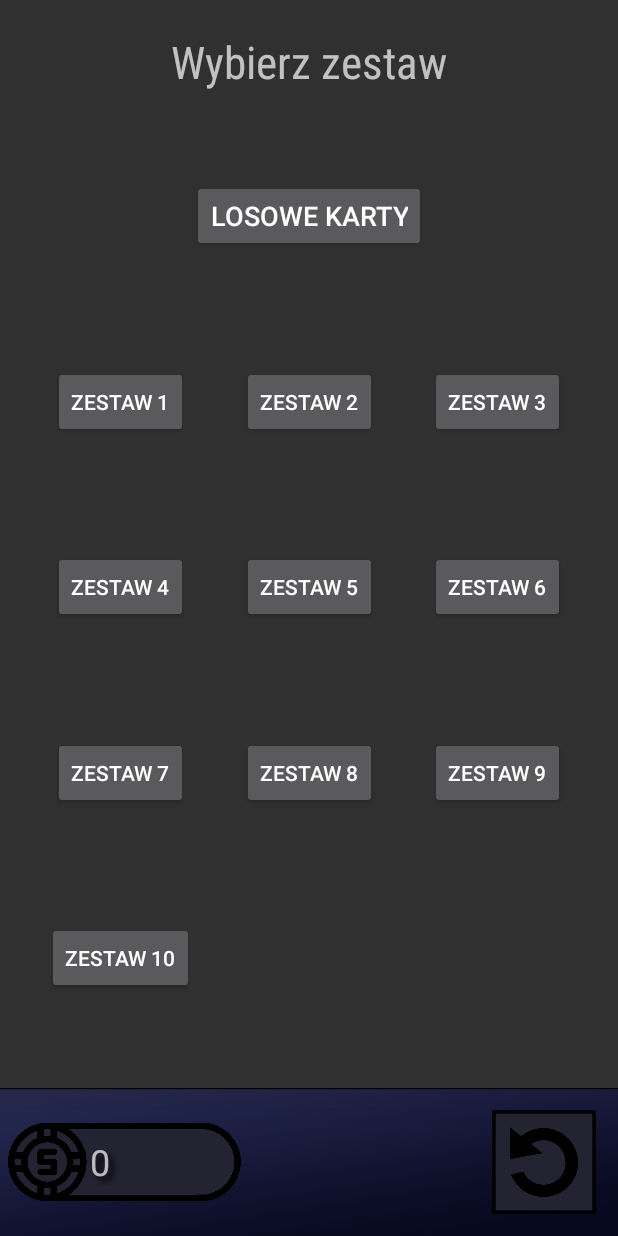
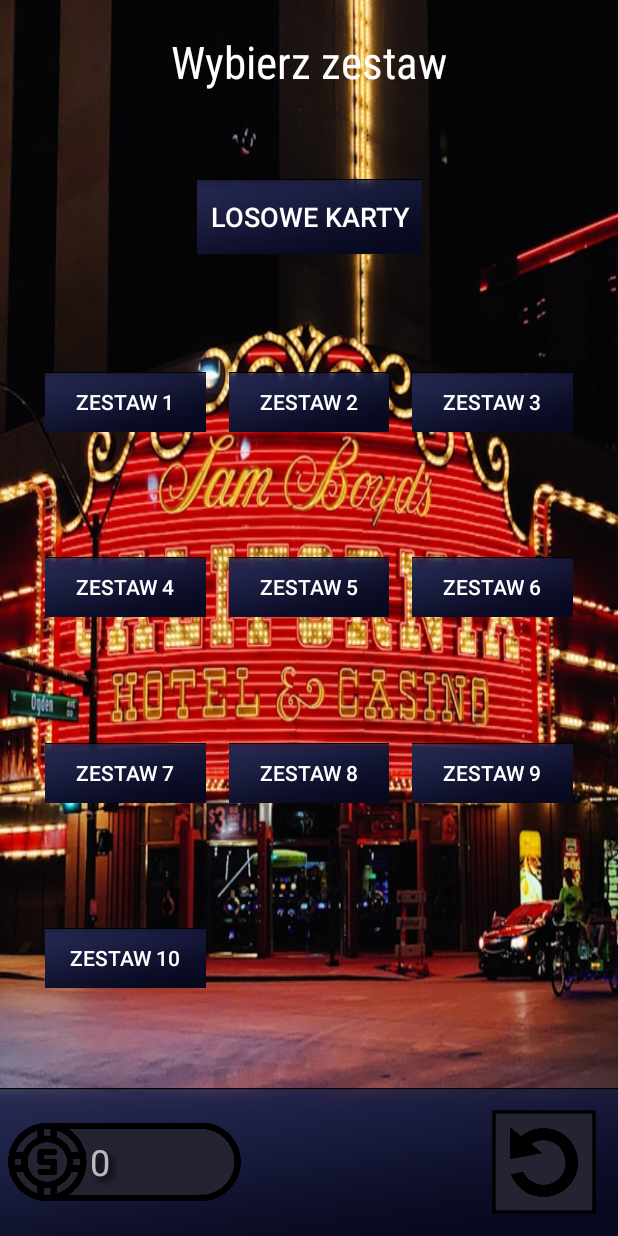
Before and after one commit to Posiuu/pisane, an Android app: the ChooseHighscoresActivity screen opened directly, with no data from a screen before it, on a phone screen of 412 x 824 dp. Run offline under Robolectric (Android 15) with nearby library versions, the light colour scheme and no system bars; libraries missing offline, so code that uses them is left out: com.vishnusivadas.advanced_httpurlconnection; 1 statement that could not run was skipped.

Commit message:
choose highscores UI changes

```diff
--- a/app/src/main/res/layout/activity_choose_highscores.xml
+++ b/app/src/main/res/layout/activity_choose_highscores.xml
@@ -70,6 +70,19 @@
         android:orientation="vertical"
         app:layout_constraintGuide_percent="0.39" />
 
+    <ImageView
+        android:id="@+id/chooseHighscoresBg"
+        android:layout_width="0dp"
+        android:layout_height="0dp"
+        android:scaleType="fitXY"
+        app:layout_constraintBottom_toBottomOf="parent"
+        app:layout_constraintEnd_toEndOf="parent"
+        app:layout_constraintHorizontal_bias="0.0"
+        app:layout_constraintStart_toStartOf="parent"
+        app:layout_constraintTop_toTopOf="parent"
+        app:layout_constraintVertical_bias="0.0"
+        app:srcCompat="@drawable/choose_highscores_bg" />
+
     <TextView
         android:id="@+id/chTitle"
         android:layout_width="wrap_content"
@@ -77,16 +90,32 @@
         android:fontFamily="sans-serif-condensed"
         android:text="Wybierz zestaw"
         android:textSize="30sp"
+        android:textColor="@color/white"
         app:layout_constraintBottom_toTopOf="@+id/chTop10Guideline"
         app:layout_constraintEnd_toEndOf="parent"
         app:layout_constraintStart_toStartOf="parent"
         app:layout_constraintTop_toTopOf="parent" />
 
     <Button
+        android:id="@+id/chRandomSetButton"
+        android:layout_width="150dp"
+        android:layout_height="50dp"
+        android:text="LOSOWE KARTY"
+        android:textSize="18sp"
+        android:background="@drawable/bottom_panel_background"
+        app:layout_constraintBottom_toTopOf="@+id/chTop25Guideline"
+        app:layout_constraintEnd_toEndOf="parent"
+        app:layout_constraintStart_toStartOf="parent"
+        app:layout_constraintTop_toTopOf="@+id/chTop10Guideline" />
+
+    <Button
         android:id="@+id/chSet1Button"
-        android:layout_width="wrap_content"
-        android:layout_height="wrap_content"
+        android:layout_width="0dp"
+        android:layout_height="40dp"
+        android:layout_marginStart="30dp"
+        android:layout_marginEnd="15dp"
         android:text="Zestaw 1"
+        android:background="@drawable/bottom_panel_background"
         app:layout_constraintBottom_toTopOf="@+id/chTop40Guideline"
         app:layout_constraintEnd_toStartOf="@+id/chSet2Button"
         app:layout_constraintStart_toStartOf="parent"
@@ -94,9 +123,11 @@
 
     <Button
         android:id="@+id/chSet2Button"
-        android:layout_width="wrap_content"
-        android:layout_height="wrap_content"
+        android:layout_width="0dp"
+        android:layout_height="40dp"
+        android:layout_marginVertical="15dp"
         android:text="Zestaw 2"
+        android:background="@drawable/bottom_panel_background"
         app:layout_constraintBottom_toTopOf="@+id/chTop40Guideline"
         app:layout_constraintEnd_toStartOf="@+id/chSet3Button"
         app:layout_constraintStart_toEndOf="@+id/chSet1Button"
@@ -104,9 +135,12 @@
 
     <Button
         android:id="@+id/chSet3Button"
-        android:layout_width="wrap_content"
-        android:layout_height="wrap_content"
+        android:layout_width="0dp"
+        android:layout_height="40dp"
+        android:layout_marginStart="15dp"
+        android:layout_marginEnd="30dp"
         android:text="Zestaw 3"
+        android:background="@drawable/bottom_panel_background"
         app:layout_constraintBottom_toTopOf="@+id/chTop40Guideline"
         app:layout_constraintEnd_toEndOf="parent"
         app:layout_constraintStart_toEndOf="@+id/chSet2Button"
@@ -114,84 +148,90 @@
 
     <Button
         android:id="@+id/chSet4Button"
-        android:layout_width="wrap_content"
-        android:layout_height="wrap_content"
+        android:layout_width="0dp"
+        android:layout_height="40dp"
+        android:layout_marginStart="30dp"
+        android:layout_marginEnd="15dp"
         android:text="Zestaw 4"
+        android:background="@drawable/bottom_panel_background"
         app:layout_constraintBottom_toTopOf="@+id/chTop55Guideline"
-        app:layout_constraintEnd_toStartOf="@+id/chSet2Button"
+        app:layout_constraintEnd_toStartOf="@+id/chSet5Button"
         app:layout_constraintStart_toStartOf="parent"
         app:layout_constraintTop_toTopOf="@+id/chTop40Guideline" />
 
     <Button
         android:id="@+id/chSet5Button"
-        android:layout_width="wrap_content"
-        android:layout_height="wrap_content"
+        android:layout_width="0dp"
+        android:layout_height="40dp"
+        android:layout_marginVertical="15dp"
         android:text="Zestaw 5"
+        android:background="@drawable/bottom_panel_background"
         app:layout_constraintBottom_toTopOf="@+id/chTop55Guideline"
-        app:layout_constraintEnd_toStartOf="@+id/chSet3Button"
-        app:layout_constraintStart_toEndOf="@+id/chSet1Button"
+        app:layout_constraintEnd_toStartOf="@+id/chSet6Button"
+        app:layout_constraintStart_toEndOf="@+id/chSet4Button"
         app:layout_constraintTop_toTopOf="@+id/chTop40Guideline" />
 
     <Button
         android:id="@+id/chSet6Button"
-        android:layout_width="wrap_content"
-        android:layout_height="wrap_content"
+        android:layout_width="0dp"
+        android:layout_height="40dp"
+        android:layout_marginStart="15dp"
+        android:layout_marginEnd="30dp"
         android:text="Zestaw 6"
+        android:background="@drawable/bottom_panel_background"
         app:layout_constraintBottom_toTopOf="@+id/chTop55Guideline"
         app:layout_constraintEnd_toEndOf="parent"
-        app:layout_constraintStart_toEndOf="@+id/chSet2Button"
+        app:layout_constraintStart_toEndOf="@+id/chSet5Button"
         app:layout_constraintTop_toTopOf="@+id/chTop40Guideline" />
 
     <Button
         android:id="@+id/chSet7Button"
-        android:layout_width="wrap_content"
-        android:layout_height="wrap_content"
+        android:layout_width="0dp"
+        android:layout_height="40dp"
+        android:layout_marginStart="30dp"
+        android:layout_marginEnd="15dp"
         android:text="Zestaw 7"
+        android:background="@drawable/bottom_panel_background"
         app:layout_constraintBottom_toTopOf="@+id/chTop70Guideline"
-        app:layout_constraintEnd_toStartOf="@+id/chSet2Button"
+        app:layout_constraintEnd_toStartOf="@+id/chSet8Button"
         app:layout_constraintStart_toStartOf="parent"
         app:layout_constraintTop_toTopOf="@+id/chTop55Guideline" />
 
     <Button
         android:id="@+id/chSet8Button"
-        android:layout_width="wrap_content"
-        android:layout_height="wrap_content"
+        android:layout_width="0dp"
+        android:layout_height="40dp"
+        android:layout_marginVertical="15dp"
         android:text="Zestaw 8"
+        android:background="@drawable/bottom_panel_background"
         app:layout_constraintBottom_toTopOf="@+id/chTop70Guideline"
-        app:layout_constraintEnd_toStartOf="@+id/chSet3Button"
-        app:layout_constraintStart_toEndOf="@+id/chSet1Button"
+        app:layout_constraintEnd_toStartOf="@+id/chSet9Button"
+        app:layout_constraintStart_toEndOf="@+id/chSet7Button"
         app:layout_constraintTop_toTopOf="@+id/chTop55Guideline" />
 
     <Button
         android:id="@+id/chSet9Button"
-        android:layout_width="wrap_content"
-        android:layout_height="wrap_content"
+        android:layout_width="0dp"
+        android:layout_height="40dp"
+        android:layout_marginStart="15dp"
+        android:layout_marginEnd="30dp"
         android:text="Zestaw 9"
+        android:background="@drawable/bottom_panel_background"
         app:layout_constraintBottom_toTopOf="@+id/chTop70Guideline"
         app:layout_constraintEnd_toEndOf="parent"
-        app:layout_constraintStart_toEndOf="@+id/chSet2Button"
+        app:layout_constraintStart_toEndOf="@+id/chSet8Button"
         app:layout_constraintTop_toTopOf="@+id/chTop55Guideline" />
 
     <Button
         android:id="@+id/chSet10Button"
-        android:layout_width="wrap_content"
-        android:layout_height="wrap_content"
+        android:layout_width="0dp"
+        android:layout_height="40dp"
         android:text="Zestaw 10"
+        android:background="@drawable/bottom_panel_background"
         app:layout_constraintBottom_toTopOf="@+id/chTop85Guideline"
         app:layout_constraintEnd_toEndOf="@+id/chSet7Button"
         app:layout_constraintStart_toStartOf="@+id/chSet7Button"
         app:layout_constraintTop_toTopOf="@+id/chTop70Guideline" />
-
-    <Button
-        android:id="@+id/chRandomSetButton"
-        android:layout_width="wrap_content"
-        android:layout_height="wrap_content"
-        android:text="LOSOWE KARTY"
-        android:textSize="18sp"
-        app:layout_constraintBottom_toTopOf="@+id/chTop25Guideline"
-        app:layout_constraintEnd_toEndOf="parent"
-        app:layout_constraintStart_toStartOf="parent"
-        app:layout_constraintTop_toTopOf="@+id/chTop10Guideline" />
 
     <ImageView
         android:id="@+id/chBottomPanelBackgroundImageView"
```
